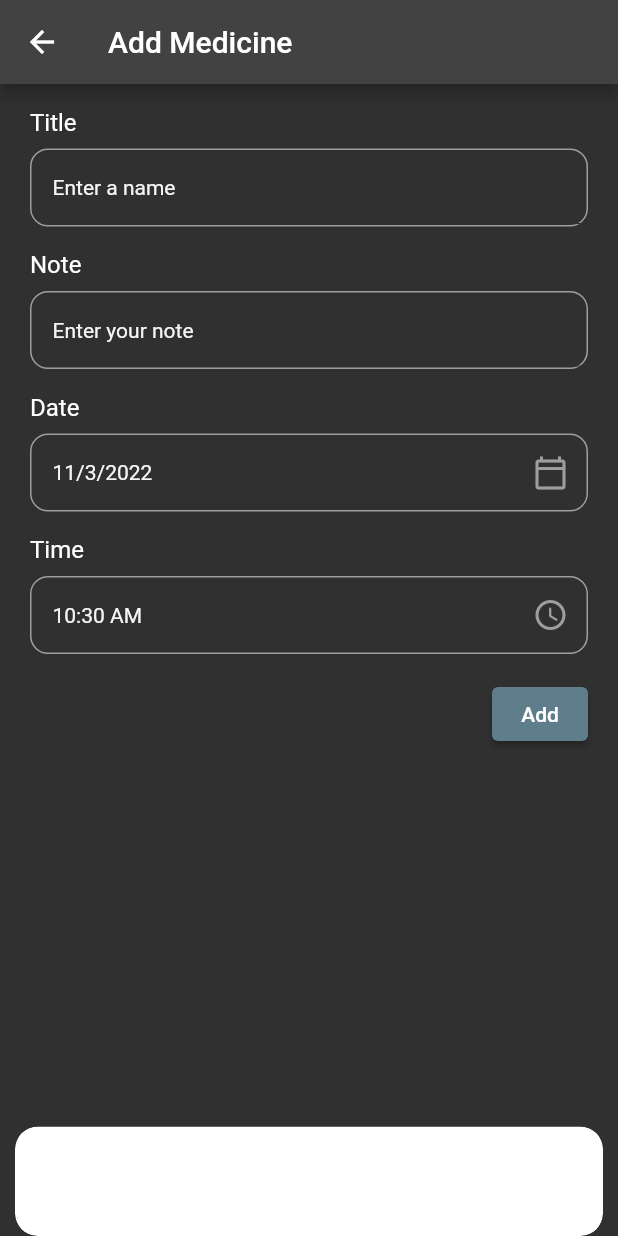
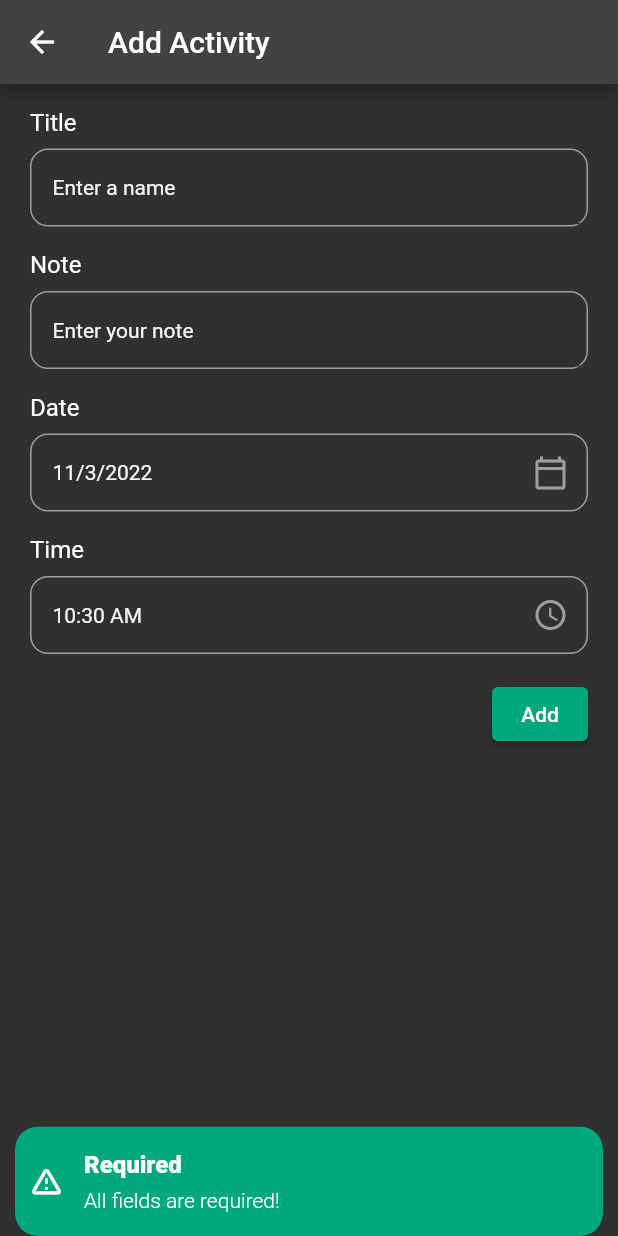
Before and after one commit to Ashmit101/mymeds, a Flutter app: the AddItem screen opened directly with empty values, after a tap on "Add", on a phone screen of 412 x 824 dp. Run offline on Flutter 3.47's test engine with Material 2 defaults, Android fonts, the phone set to English and light mode, and no system bars; our stand-ins replace awesome_notifications, camera, cloud_firestore, curved_navigation_bar, date_picker_timeline, firebase_core and 10 more; missing offline and left inert: flutter_email_sender, flutter_sms, fluttercontactpicker, hawk_fab_menu, tab_container; accounts and stored records are empty.

Commit message:
Minor Debug and change color of elevated button

```diff
--- a/lib/main.dart
+++ b/lib/main.dart
@@ -62,8 +62,9 @@ class MyApp extends StatelessWidget {
   @override
   Widget build(BuildContext context) {
     return GetMaterialApp(
+      debugShowCheckedModeBanner: false,
       translations: LanguageMapping(),
-      locale: Locale('en', 'US'),
+      locale: const Locale('en', 'US'),
       title: 'TO be named',
       theme: ThemeData(
         brightness: Brightness.dark,
--- a/lib/screens/form.dart
+++ b/lib/screens/form.dart
@@ -48,7 +48,9 @@ class _AddItemState extends State<AddItem> {
     print('Is for medicine: $_isForMedicine');
     return Scaffold(
       appBar: AppBar(
-        title: const Text('Add Medicine'),
+        title: _isForMedicine
+            ? const Text('Add Medicine')
+            : const Text('Add Activity'),
       ),
       body: Container(
         padding: const EdgeInsets.only(left: 20, right: 20),
@@ -164,7 +166,10 @@ class _AddItemState extends State<AddItem> {
                         onPressed: () {
                           _validateData();
                         },
-                        child: const Text('Add'))
+                        style: ElevatedButton.styleFrom(
+                          primary: const Color(0xff01a87d),
+                        ),
+                        child: const Text('Add')),
                   ],
                 ),
               )
@@ -227,7 +232,7 @@ class _AddItemState extends State<AddItem> {
         _noteEditingController.text.isEmpty) {
       Get.snackbar("Required", "All fields are required!",
           snackPosition: SnackPosition.BOTTOM,
-          backgroundColor: Colors.white,
+          backgroundColor: const Color(0xff01a87d),
           icon: const Icon(Icons.warning_amber_rounded));
     }
   }
--- a/lib/widgets/pharm_tile.dart
+++ b/lib/widgets/pharm_tile.dart
@@ -39,7 +39,9 @@ class PharmTileData extends StatelessWidget {
       onDoubleTap: (() {
         Get.to(PharmMap(pharmaData: pharmaData,));
       }),
-      onTap: (() {}),
+      onLongPress: (() {
+
+      }),
       child: Column(
         children: [
           ListTile(
```
Also changed, not shown: lib/screens/notification_detail.dart (+16 -6 lines).
